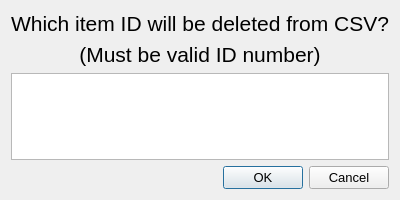
Above: deleteitemdialog.ui from EtoDrowsy/CS499 before the change. Below: the same form after it.
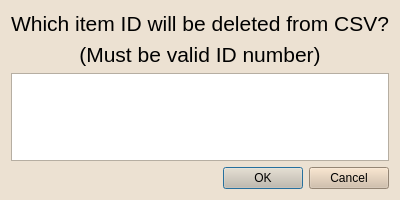
That is the form after the change.

Commit message: Adjusted the colors of the UI files to more align with the inventorywindow, fixed some errors with regards to getIndex function, and included it within the header of inverntorywinow.h.

Patch:
```diff
--- a/deleteitemdialog.ui
+++ b/deleteitemdialog.ui
@@ -10,6 +10,52 @@
     <height>200</height>
    </rect>
   </property>
+  <property name="palette">
+   <palette>
+    <active>
+     <colorrole role="Window">
+      <brush brushstyle="SolidPattern">
+       <color alpha="255">
+        <red>236</red>
+        <green>225</green>
+        <blue>210</blue>
+       </color>
+      </brush>
+     </colorrole>
+    </active>
+    <inactive>
+     <colorrole role="Window">
+      <brush brushstyle="SolidPattern">
+       <color alpha="255">
+        <red>236</red>
+        <green>225</green>
+        <blue>210</blue>
+       </color>
+      </brush>
+     </colorrole>
+    </inactive>
+    <disabled>
+     <colorrole role="Base">
+      <brush brushstyle="SolidPattern">
+       <color alpha="255">
+        <red>236</red>
+        <green>225</green>
+        <blue>210</blue>
+       </color>
+      </brush>
+     </colorrole>
+     <colorrole role="Window">
+      <brush brushstyle="SolidPattern">
+       <color alpha="255">
+        <red>236</red>
+        <green>225</green>
+        <blue>210</blue>
+       </color>
+      </brush>
+     </colorrole>
+    </disabled>
+   </palette>
+  </property>
   <property name="font">
    <font>
     <pointsize>10</pointsize>
@@ -63,6 +109,9 @@
    </item>
    <item row="3" column="0">
     <widget class="QDialogButtonBox" name="buttonBox">
+     <property name="styleSheet">
+      <string notr="true">background-color:rgb(209, 188, 164)</string>
+     </property>
      <property name="orientation">
       <enum>Qt::Orientation::Horizontal</enum>
      </property>
```
The commit also changes 10 other files.
